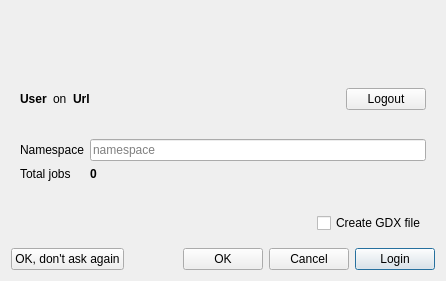
Old version of the form src/engine/enginestartdialog.ui in the repository GAMS-dev/studio.
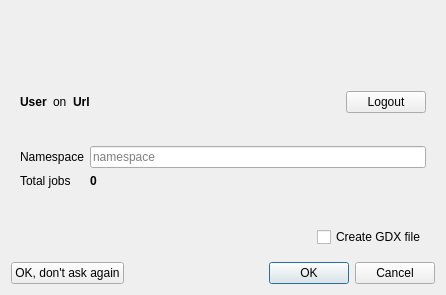
New version of the form. Icons and pictures are not drawn.

Commit message: improved button handling

Diff of the .ui file:
```diff
--- a/src/engine/enginestartdialog.ui
+++ b/src/engine/enginestartdialog.ui
@@ -10,7 +10,7 @@
     <x>0</x>
     <y>0</y>
     <width>446</width>
-    <height>281</height>
+    <height>295</height>
    </rect>
   </property>
   <property name="sizePolicy">
@@ -407,12 +407,6 @@
       </item>
       <item>
        <widget class="QDialogButtonBox" name="buttonBox">
-        <property name="sizePolicy">
-         <sizepolicy hsizetype="MinimumExpanding" vsizetype="Fixed">
-          <horstretch>0</horstretch>
-          <verstretch>0</verstretch>
-         </sizepolicy>
-        </property>
         <property name="orientation">
          <enum>Qt::Horizontal</enum>
         </property>
@@ -421,16 +415,6 @@
         </property>
        </widget>
       </item>
-      <item>
-       <widget class="QPushButton" name="bLogin">
-        <property name="text">
-         <string>Login</string>
-        </property>
-        <property name="default">
-         <bool>true</bool>
-        </property>
-       </widget>
-      </item>
      </layout>
     </widget>
    </item>
```
The commit also changes 2 other files.
